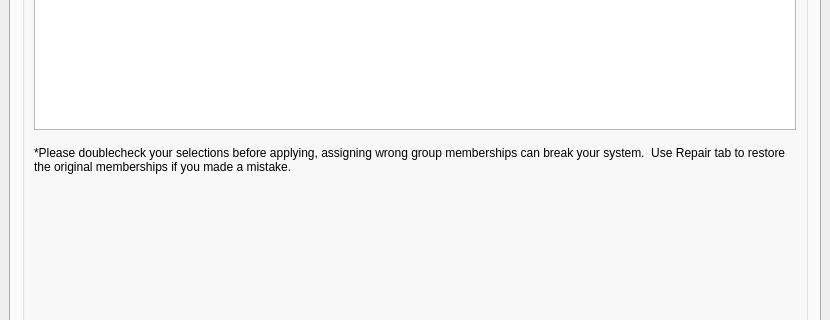
The window that mainwindow.ui (MX-Linux/mx-user) describes before a commit, drawn with Qt 5; both pictures show x 0 to 830 and y 210 to 530 of the 830 by 662 pixel window.
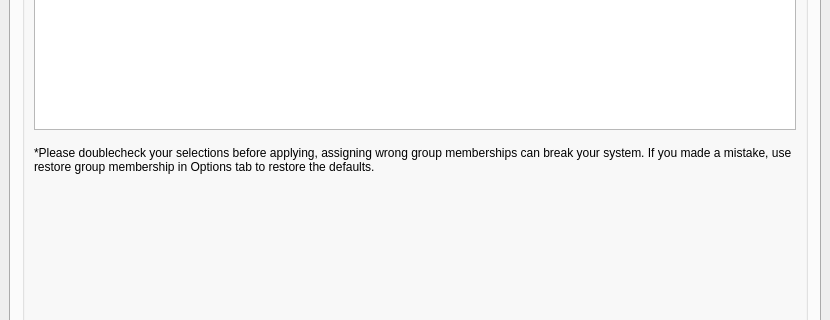
The same window after the commit. The open tabs and pages were chosen to show the change. Icons and pictures are not drawn.

Commit message: Fix tooltips and text in UI

Diff of the .ui file:
```diff
--- a/mainwindow.ui
+++ b/mainwindow.ui
@@ -1487,7 +1487,7 @@
           <item row="5" column="0" colspan="3">
            <widget class="QLabel" name="label_3">
             <property name="text">
-             <string>*Please doublecheck your selections before applying, assigning wrong group memberships can break your system.  Use Repair tab to restore the original memberships if you made a mistake.</string>
+             <string>*Please doublecheck your selections before applying, assigning wrong group memberships can break your system. If you made a mistake, use restore group membership in Options tab to restore the defaults.</string>
             </property>
             <property name="wordWrap">
              <bool>true</bool>
```
Left out of the diff: 4 changed lines with no effect on the pictures.
